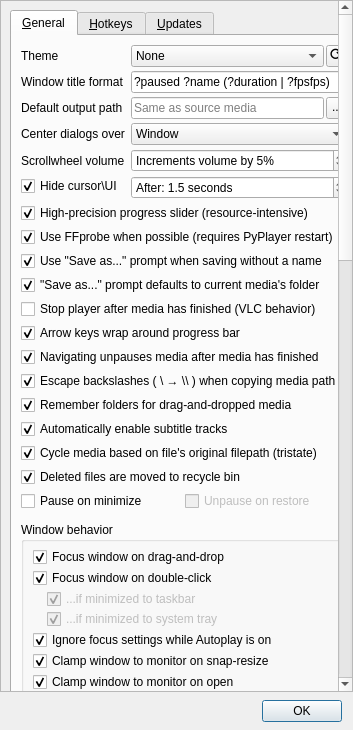
thisismy-github/pyplayer, file bin/window_settings.ui: the form before one commit.
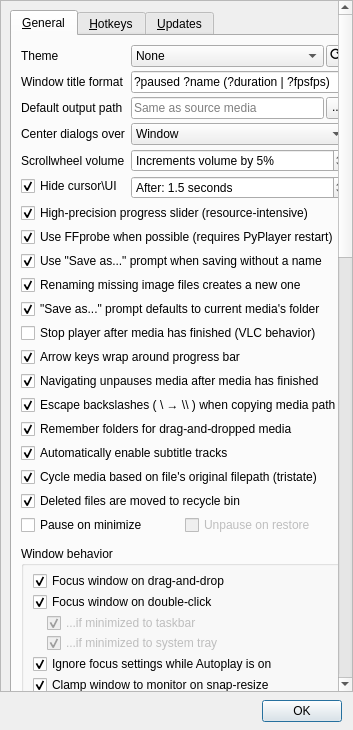
The form after the commit. Custom widgets are drawn as their Qt base class.

Commit message: Improved stopping/renaming/deleting GIFs/images

The edit to the form file:
```diff
--- a/bin/window_settings.ui
+++ b/bin/window_settings.ui
@@ -59,7 +59,7 @@
         <x>0</x>
         <y>0</y>
         <width>334</width>
-        <height>1731</height>
+        <height>1753</height>
        </rect>
       </property>
       <layout class="QVBoxLayout" name="verticalLayout_4">
@@ -340,7 +340,7 @@
                </property>
               </widget>
              </item>
-             <item row="9" column="0" colspan="2">
+             <item row="10" column="0" colspan="2">
               <widget class="QCheckBox" name="checkSaveAsUseMediaFolder">
                <property name="toolTip">
                 <string>If checked, the &quot;Save as...&quot; prompt will default
@@ -356,7 +356,7 @@
                </property>
               </widget>
              </item>
-             <item row="10" column="0" colspan="2">
+             <item row="11" column="0" colspan="2">
               <widget class="QCheckBox" name="checkStopOnFinish">
                <property name="toolTip">
                 <string>If checked, the media player will completely stop
@@ -375,7 +375,7 @@
                </property>
               </widget>
              </item>
-             <item row="11" column="0" colspan="2">
+             <item row="12" column="0" colspan="2">
               <widget class="QCheckBox" name="checkNavigationWrap">
                <property name="toolTip">
                 <string>If checked, using the arrow keys or J/L to navigate forwards or backwards in a video
@@ -391,7 +391,7 @@
                </property>
               </widget>
              </item>
-             <item row="12" column="0" colspan="2">
+             <item row="13" column="0" colspan="2">
               <widget class="QCheckBox" name="checkNavigationUnpause">
                <property name="toolTip">
                 <string>If checked, navigating with the arrow keys, J/L, scrubbing, etc. after the media
@@ -405,7 +405,7 @@
                </property>
               </widget>
              </item>
-             <item row="15" column="0" colspan="2">
+             <item row="16" column="0" colspan="2">
               <widget class="QCheckBox" name="checkAutoEnableSubtitles">
                <property name="toolTip">
                 <string>If checked, subtitle tracks will be automatically
@@ -420,7 +420,7 @@
                </property>
               </widget>
              </item>
-             <item row="16" column="0" colspan="2">
+             <item row="17" column="0" colspan="2">
               <widget class="QCheckBox" name="checkCycleRememberOriginalPath">
                <property name="toolTip">
                 <string>Tristate:
@@ -446,7 +446,7 @@
                </property>
               </widget>
              </item>
-             <item row="17" column="0" colspan="2">
+             <item row="18" column="0" colspan="2">
               <widget class="QCheckBox" name="checkRecycleBin">
                <property name="toolTip">
                 <string>If checked, files marked for deletion are sent to your computer's
@@ -460,7 +460,7 @@
                </property>
               </widget>
              </item>
-             <item row="18" column="0" colspan="2">
+             <item row="19" column="0" colspan="2">
               <layout class="QHBoxLayout" name="horizontalLayout_8">
                <item>
                 <widget class="QCheckBox" name="checkMinimizePause">
@@ -517,7 +517,7 @@
                </item>
               </widget>
              </item>
-             <item row="13" column="0" colspan="2">
+             <item row="14" column="0" colspan="2">
               <widget class="QCheckBox" name="checkCopyEscapeBackslashes">
                <property name="toolTip">
                 <string>If checked, copying a media's path to your clipboard
@@ -535,7 +535,7 @@
                </property>
               </widget>
              </item>
-             <item row="14" column="0" colspan="2">
+             <item row="15" column="0" colspan="2">
               <widget class="QCheckBox" name="checkRememberDropFolder">
                <property name="toolTip">
                 <string>If checked, dragging and dropping media will remember
@@ -576,6 +576,24 @@
                </property>
               </widget>
              </item>
+             <item row="9" column="0" colspan="2">
+              <widget class="QCheckBox" name="checkRenameMissingImages">
+               <property name="toolTip">
+                <string>If checked, renaming an image file that doesn't
+exist anymore will save the currently cached
+image as a new file with your desired name.
+
+If not checked, renaming an image file that
+doesn't exist anymore will do nothing.</string>
+               </property>
+               <property name="text">
+                <string>Renaming missing image files creates a new one</string>
+               </property>
+               <property name="checked">
+                <bool>true</bool>
+               </property>
+              </widget>
+             </item>
             </layout>
            </item>
            <item>
```
The commit also changes 4 other files.
